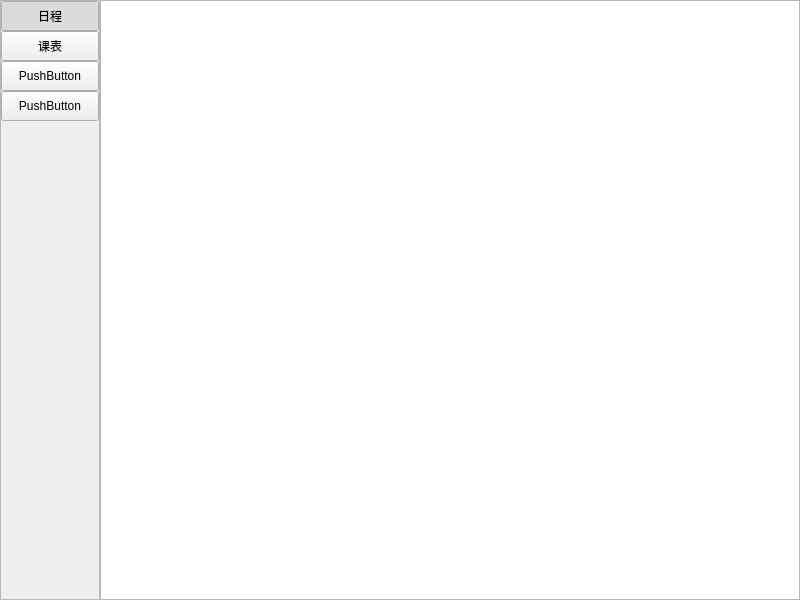
First picture: the form in mianwidget.ui, repository QiuLiang-99/OneLifeRelief, before the edit.
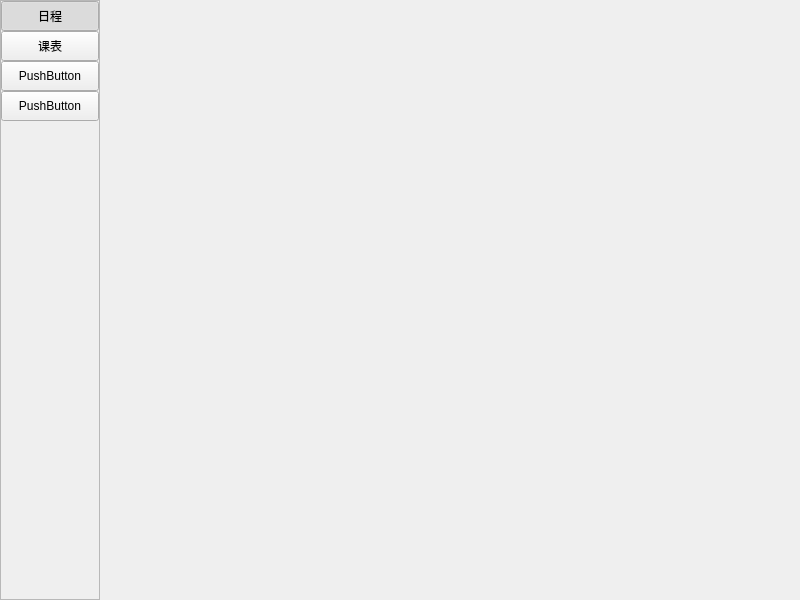
Second picture: the form after the edit.

```diff
--- a/mianwidget.ui
+++ b/mianwidget.ui
@@ -200,9 +200,6 @@
        <property name="spacing">
         <number>0</number>
        </property>
-       <item row="0" column="0">
-        <widget class="QTableView" name="tableView"/>
-       </item>
       </layout>
      </widget>
      <widget class="QWidget" name="page_2">
```
Left out of the diff: 3 changed lines with no effect on the pictures.
